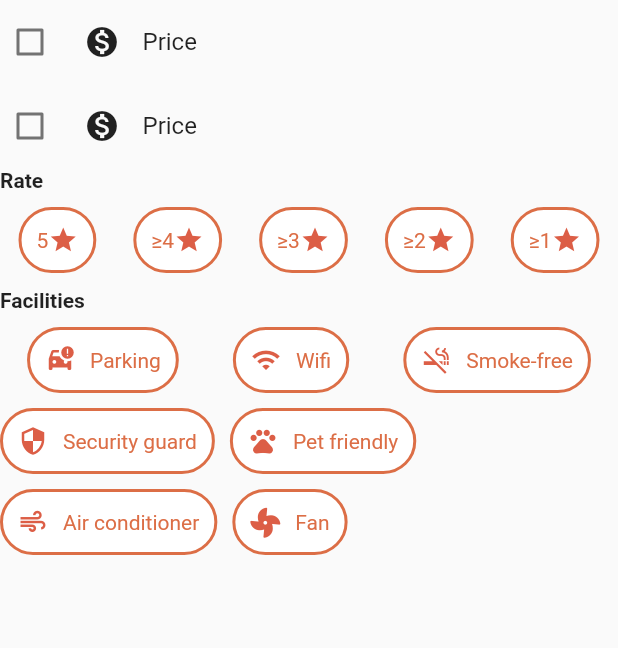
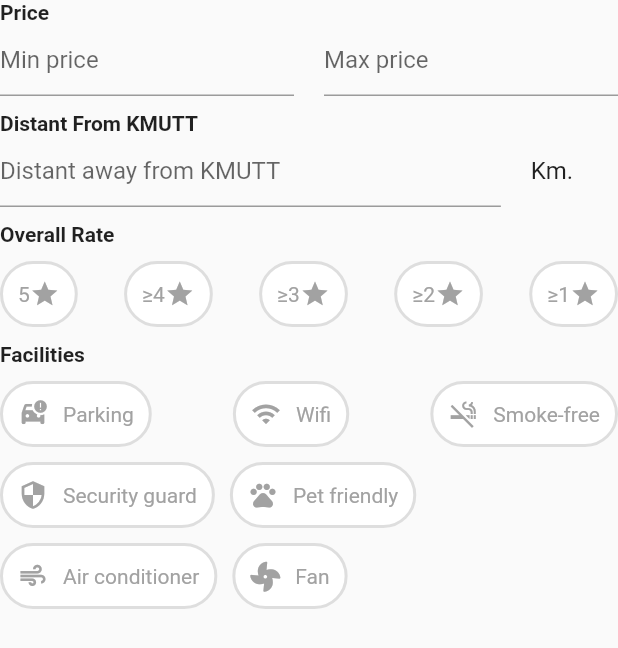
Before and after one commit to KNattawat89/ModDormy, a Flutter app: the FilterForm widget shown alone on an empty page, opened directly, on a phone screen of 412 x 824 dp. Shown: the top 648 px of the screen. Run offline on Flutter 3.47's test engine with Material 2 defaults, Android fonts, the phone set to English and light mode, and no system bars; our stand-ins replace dio, firebase_auth, firebase_core, flutter_rating_bar, fluttericon, image_picker; missing offline and left inert: flutter_platform_alert; accounts and stored records are empty; network calls fail.

Commit message:
[UPDATE] filter page(cont.)

```diff
--- /dev/null
+++ b/lib/widgets/CustomTextFormField.dart
@@ -0,0 +1,24 @@
+
+
+import 'package:flutter/material.dart';
+
+TextFormField customTextFormFieldMinMaxPrice(String text){
+  return TextFormField(
+    validator: (value) {
+      if (value == null ||
+          value.isEmpty ||
+          !RegExp(r'^[0-9]$').hasMatch(value)) {
+        return 'Enter only number';
+      } else {
+        return null;
+      }
+    },
+    cursorColor: const Color(0xFFDC6E46),
+    decoration: InputDecoration(
+      focusedBorder: const UnderlineInputBorder(
+        borderSide: BorderSide(color: Color(0xFFDC6E46)),
+      ),
+      hintText: text,
+    ),
+  );
+}
--- a/lib/widgets/filter_facility.dart
+++ b/lib/widgets/filter_facility.dart
@@ -5,7 +5,7 @@ Container filterFacility(bool isSelect, String text,IconData icon) {
     padding: const EdgeInsets.symmetric(vertical: 10, horizontal: 10),
     decoration: BoxDecoration(
       color: isSelect ? const Color(0xFFDC6E46) : Colors.white,
-      border: Border.all(width: 2, color: const Color(0xFFDC6E46)),
+      border: Border.all(width: 2, color: isSelect ? const Color(0xFFDC6E46) : Color(0xFFDEDEDE)),
       borderRadius: BorderRadius.circular(30),
     ),
     child: Row(
@@ -13,7 +13,7 @@ Container filterFacility(bool isSelect, String text,IconData icon) {
         Icon(
           icon,
           size: 20,
-          color: isSelect ? Colors.white : const Color(0xFFDC5E46),
+          color: isSelect ? Colors.white : const Color(0xFFA2A2A2),
         ),
         const SizedBox(
           width: 10,
@@ -21,7 +21,7 @@ Container filterFacility(bool isSelect, String text,IconData icon) {
         Text(text,
             style: TextStyle(
                 fontSize: 14,
-                color: isSelect ? Colors.white : const Color(0xFFDC6E46)))
+                color: isSelect ? Colors.white : const Color(0xFFA2A2A2)))
       ],
     ),
   );
--- a/lib/widgets/filter_form.dart
+++ b/lib/widgets/filter_form.dart
@@ -1,8 +1,10 @@
 import 'package:flutter/material.dart';
+import 'package:moddormy_flutter/widgets/CustomTextFormField.dart';
 import 'package:moddormy_flutter/widgets/filter_facility.dart';
 import 'package:moddormy_flutter/widgets/rate_in_filter.dart';
 import 'package:fluttericon/font_awesome5_icons.dart';
 import 'package:fluttericon/font_awesome_icons.dart';
+import 'package:moddormy_flutter/widgets/review/headline_filter.dart';
 
 class FilterForm extends StatefulWidget {
   const FilterForm({Key? key}) : super(key: key);
@@ -13,7 +15,6 @@ class FilterForm extends StatefulWidget {
 
 class _FilterFormState extends State<FilterForm> {
   final _formKey = GlobalKey<FormState>();
-  bool _isChecked = false;
   bool rate = false;
   bool isSelect = false;
 
@@ -22,7 +23,8 @@ class _FilterFormState extends State<FilterForm> {
       rate = !rate;
     });
   }
-  void selectFaci(){
+
+  void selectFaci() {
     setState(() {
       isSelect = !isSelect;
     });
@@ -34,66 +36,65 @@ class _FilterFormState extends State<FilterForm> {
       child: Column(
         mainAxisAlignment: MainAxisAlignment.start,
         children: [
-          CheckboxListTile(
-            activeColor: Color(0xFFDC6E46),
-            contentPadding: EdgeInsets.zero,
-            title: Row(
-              mainAxisAlignment: MainAxisAlignment.start,
-              children: const [
-                Padding(
-                  padding: EdgeInsets.only(right: 15),
-                  child: Icon(
-                    Icons.monetization_on,
-                    color: Colors.black87,
+          Column(
+            crossAxisAlignment: CrossAxisAlignment.start,
+            children: [
+              // price
+              headlineFilter("Price"),
+              Row(
+                children: [
+                  Expanded(child: customTextFormFieldMinMaxPrice("Min price")),
+                  const SizedBox(
+                    width: 20,
                   ),
-                ),
-                Text('Price')
-              ],
-            ),
-            value: _isChecked,
-            onChanged: (bool? value) {
-              setState(() {
-                _isChecked = value!;
-              });
-            },
-            controlAffinity: ListTileControlAffinity.leading, // label position
+                  Expanded(child: customTextFormFieldMinMaxPrice("Max price"))
+                ],
+              )
+            ],
           ),
-          CheckboxListTile(
-            activeColor: const Color(0xFFDC6E46),
-            contentPadding: EdgeInsets.zero,
-            title: Row(
-              mainAxisAlignment: MainAxisAlignment.start,
-              children: const [
-                Padding(
-                  padding: EdgeInsets.only(right: 15),
-                  child: Icon(
-                    Icons.monetization_on,
-                    color: Colors.black87,
-                  ),
-                ),
-                Text('Price')
-              ],
-            ),
-            value: _isChecked,
-            onChanged: (bool? value) {
-              setState(() {
-                _isChecked = value!;
-              });
-            },
-            controlAffinity: ListTileControlAffinity.leading, // label position
+          const SizedBox(
+            height: 10,
           ),
           Column(
             crossAxisAlignment: CrossAxisAlignment.start,
             children: [
-              const Text(
-                "Rate",
-                style: TextStyle(fontWeight: FontWeight.bold),
-              ),
+              headlineFilter("Distant From KMUTT"),
+              Row(
+                children: [
+                  Expanded(child: TextFormField(
+                    validator: (value){
+                      if(value == null || value.isEmpty || !RegExp(r'^[0-9][.]?[0-9]$').hasMatch(value)){
+                        return 'Enter only number';
+                      }else {
+                        return null;
+                      }
+                    },
+                    cursorColor: const Color(0xFFDC6E46),
+                    decoration: const InputDecoration(
+                      focusedBorder: UnderlineInputBorder(
+                        borderSide: BorderSide(color: Color(0xFFDC6E46)),
+                      ),
+                      hintText: "Distant away from KMUTT",
+                    ),
+                  ),),
+                  const SizedBox(width: 20,),
+                  const Text("Km.",style: TextStyle(fontSize: 16),),
+                  const SizedBox(width: 30,),
+                ],
+              )
+            ],
+          ),
+          const SizedBox(height: 10,),
+          Column(
+            crossAxisAlignment: CrossAxisAlignment.start,
+            children: [
+              // rate
+              headlineFilter("Overall Rate"),
               const SizedBox(
                 height: 10,
               ),
               Row(
-                mainAxisAlignment: MainAxisAlignment.spaceAround,
+                mainAxisAlignment: MainAxisAlignment.spaceBetween,
                 children: List.generate(
                     5,
                     (index) => GestureDetector(
@@ -108,14 +109,14 @@ class _FilterFormState extends State<FilterForm> {
           ),
           Column(
             crossAxisAlignment: CrossAxisAlignment.start,
-            children:  [
-              Text(
-                "Facilities",
-                style: TextStyle(fontWeight: FontWeight.bold),
+            children: [
+              // facilities
+             headlineFilter("Facilities"),
+              const SizedBox(
+                height: 10,
               ),
-              SizedBox(height: 10,),
               Row(
-                mainAxisAlignment: MainAxisAlignment.spaceAround,
+                mainAxisAlignment: MainAxisAlignment.spaceBetween,
                 children: [
                   GestureDetector(
                     onTap: selectFaci,
@@ -127,44 +128,51 @@ class _FilterFormState extends State<FilterForm> {
                   ),
                   GestureDetector(
                     onTap: selectFaci,
-                    child: filterFacility(isSelect, "Smoke-free", Icons.smoke_free),
+                    child: filterFacility(
+                        isSelect, "Smoke-free", Icons.smoke_free),
                   ),
-
                 ],
-
               ),
-              SizedBox(height: 10,),
+              const SizedBox(
+                height: 10,
+              ),
               Row(
                 mainAxisAlignment: MainAxisAlignment.start,
                 children: [
                   GestureDetector(
                     onTap: selectFaci,
-                    child: filterFacility(isSelect, "Security guard", Icons.security),
+                    child: filterFacility(
+                        isSelect, "Security guard", Icons.security),
                   ),
-                  SizedBox(width: 10,),
+                  const SizedBox(
+                    width: 10,
+                  ),
                   GestureDetector(
                     onTap: selectFaci,
                     child: filterFacility(isSelect, "Pet friendly", Icons.pets),
                   ),
-
                 ],
               ),
-              SizedBox(height: 10,),
+              const SizedBox(
+                height: 10,
+              ),
               Row(
                 mainAxisAlignment: MainAxisAlignment.start,
                 children: [
                   GestureDetector(
                     onTap: selectFaci,
-                    child: filterFacility(isSelect, "Air conditioner", Icons.air_outlined),
+                    child: filterFacility(
+                        isSelect, "Air conditioner", Icons.air_outlined),
                   ),
-                  SizedBox(width: 10,),
+                  const SizedBox(
+                    width: 10,
+                  ),
                   GestureDetector(
                     onTap: selectFaci,
                     child: filterFacility(isSelect, "Fan", FontAwesome5.fan),
                   ),
                 ],
               ),
-
             ],
           )
         ],
--- a/lib/widgets/rate_in_filter.dart
+++ b/lib/widgets/rate_in_filter.dart
@@ -1,19 +1,28 @@
 import 'package:flutter/material.dart';
 
-Container rateFilter (bool rate,int rateNumber){
+Container rateFilter(bool rate, int rateNumber) {
   return Container(
-    padding: const EdgeInsets.symmetric(vertical: 10,horizontal: 10),
+    padding: const EdgeInsets.symmetric(vertical: 10, horizontal: 10),
     decoration: BoxDecoration(
       color: rate ? const Color(0xFFDC6E46) : Colors.white,
-      border: Border.all(width: 2,color: const Color(0xFFDC6E46)),
+      border: Border.all(
+          width: 2,
+          color: rate ? Color(0xFFDC6E46) : const Color(0xFFDEDEDE)),
       borderRadius: BorderRadius.circular(30),
     ),
     child: Row(
       children: [
-        Text(rateNumber == 5 ? '$rateNumber': '≥$rateNumber',style: TextStyle(
-            fontSize: 14,color: rate ? Colors.white :const  Color(0xFFDC6E46)
-        ),),
-        Icon(Icons.star,size: 20,color:rate? Colors.white: const Color(0xFFDC5E46),)
+        Text(
+          rateNumber == 5 ? '$rateNumber' : '≥$rateNumber',
+          style: TextStyle(
+              fontSize: 14,
+              color: rate ? Colors.white : const Color(0xFFA2A2A2)),
+        ),
+        Icon(
+          Icons.star,
+          size: 20,
+          color: rate ? Colors.white : const Color(0xFFA2A2A2),
+        )
       ],
     ),
   );
--- /dev/null
+++ b/lib/widgets/review/headline_filter.dart
@@ -0,0 +1,5 @@
+import 'package:flutter/material.dart';
+
+Text headlineFilter(String text){
+  return Text(text, style: const TextStyle(fontWeight: FontWeight.bold),);
+}
```
